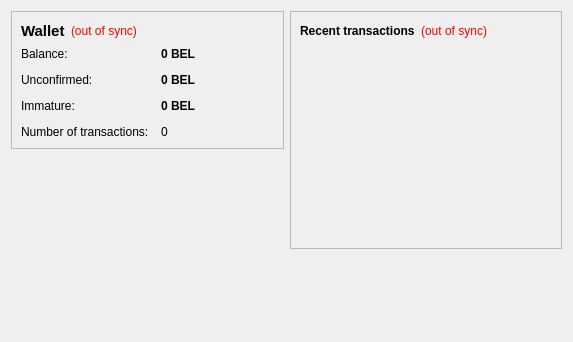
First picture: the form in src/qt/forms/overviewpage.ui, repository sylvainblot/dogecoin, before the edit.
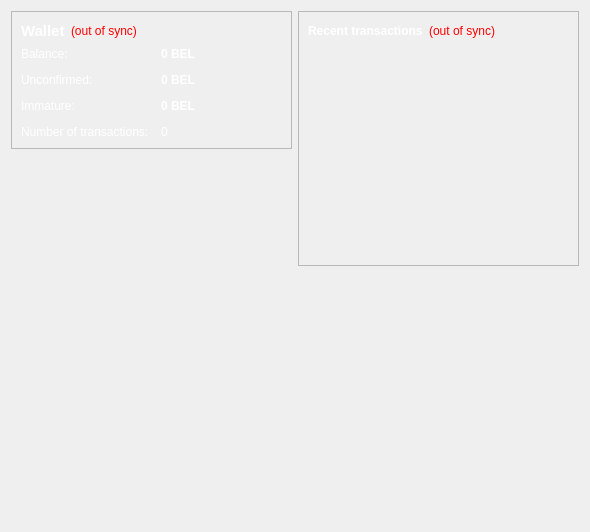
Second picture: the form after the edit. Icons and pictures are not drawn.

The edit to the form file:
```diff
--- a/src/qt/forms/overviewpage.ui
+++ b/src/qt/forms/overviewpage.ui
@@ -6,8 +6,8 @@
    <rect>
     <x>0</x>
     <y>0</y>
-    <width>573</width>
-    <height>342</height>
+    <width>590</width>
+    <height>532</height>
    </rect>
   </property>
   <property name="windowTitle">
@@ -15,7 +15,9 @@
   </property>
   <property name="styleSheet">
    <string notr="true">QWidget#OverviewPage{
-background-image: url(:/images/res/images/overview_bg.png);
+background-image: url(:/images/overview_bg);
+}
+QWidget{
 color: white;
 }
 </string>
```
